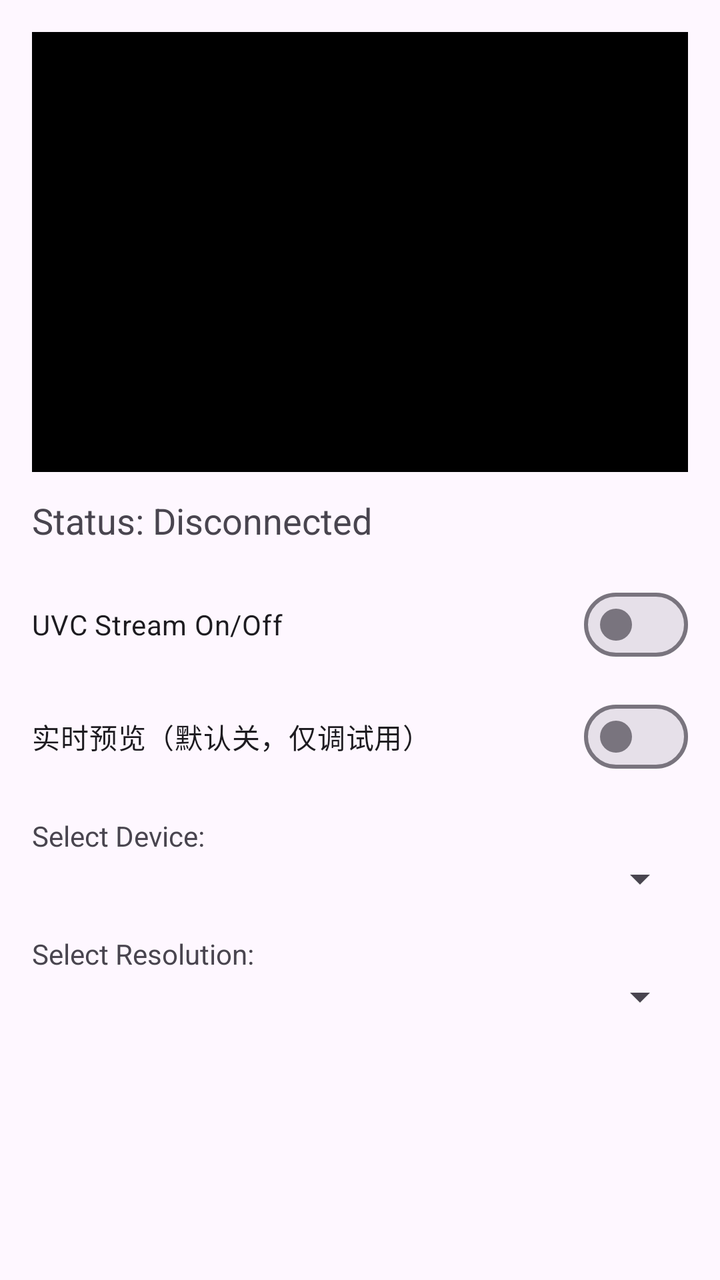
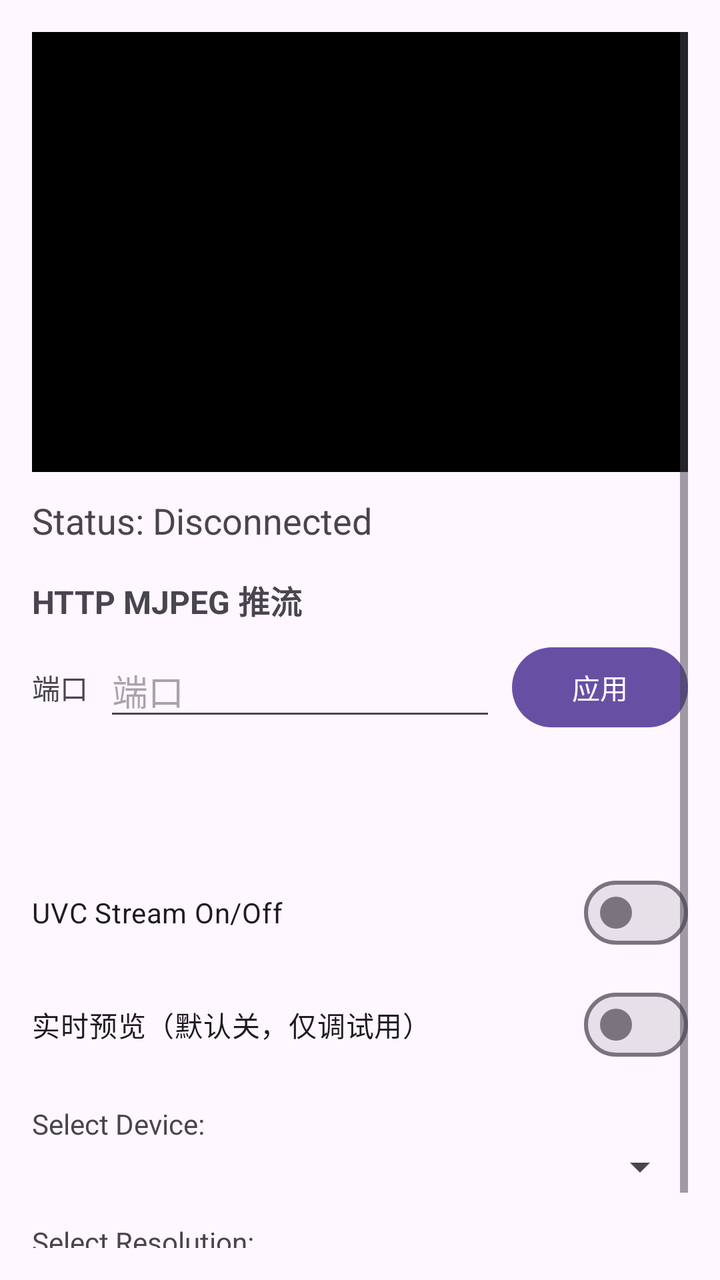

Before-and-after screenshots of an Android layout around one commit, followed by the original layout XML and the change that was made.
<!-- AndroidManifest.xml: application theme Theme.SimpleUVCStreamer -->
<!-- res/layout/activity_main.xml -->
<?xml version="1.0" encoding="utf-8"?>
<ScrollView xmlns:android="http://schemas.android.com/apk/res/android"
    android:id="@+id/main"
    android:layout_width="match_parent"
    android:layout_height="match_parent"
    android:fillViewport="true"
    android:padding="16dp">

    <LinearLayout
        android:layout_width="match_parent"
        android:layout_height="wrap_content"
        android:orientation="vertical">

        <ImageView
            android:id="@+id/imagePreview"
            android:layout_width="match_parent"
            android:layout_height="220dp"
            android:adjustViewBounds="true"
            android:background="#FF000000"
            android:contentDescription="@string/preview_content_description"
            android:scaleType="fitCenter"
            android:layout_marginBottom="12dp" />

        <TextView
            android:id="@+id/tvStatus"
            android:layout_width="match_parent"
            android:layout_height="wrap_content"
            android:text="Status: Disconnected"
            android:textSize="18sp"
            android:layout_marginBottom="16dp" />

        <com.google.android.material.materialswitch.MaterialSwitch
            android:id="@+id/switchStream"
            android:layout_width="match_parent"
            android:layout_height="wrap_content"
            android:text="UVC Stream On/Off"
            android:layout_marginBottom="8dp" />

        <com.google.android.material.materialswitch.MaterialSwitch
            android:id="@+id/switchPreview"
            android:layout_width="match_parent"
            android:layout_height="wrap_content"
            android:checked="false"
            android:text="实时预览（默认关，仅调试用）"
            android:layout_marginBottom="16dp" />

        <TextView
            android:layout_width="match_parent"
            android:layout_height="wrap_content"
            android:text="Select Device:" />

        <Spinner
            android:id="@+id/spinnerDevice"
            android:layout_width="match_parent"
            android:layout_height="wrap_content"
            android:layout_marginBottom="16dp" />

        <TextView
            android:layout_width="match_parent"
            android:layout_height="wrap_content"
            android:text="Select Resolution:" />

        <Spinner
            android:id="@+id/spinnerResolution"
            android:layout_width="match_parent"
            android:layout_height="wrap_content"
            android:layout_marginBottom="16dp" />

    </LinearLayout>
</ScrollView>
<!-- resources referenced by this layout -->
<resources>
  <string name="preview_content_description">UVC preview</string>
  <style name="Theme.SimpleUVCStreamer" parent="Base.Theme.SimpleUVCStreamer" />
  <style name="Base.Theme.SimpleUVCStreamer" parent="Theme.Material3.DayNight.NoActionBar">
          
          
      </style>
</resources>

<!-- the commit's change to res/layout/activity_main.xml (unified diff, before → after) -->
@@ -27,6 +27,63 @@
             android:layout_height="wrap_content"
             android:text="Status: Disconnected"
             android:textSize="18sp"
+            android:layout_marginBottom="16dp" />
+
+        <TextView
+            android:layout_width="match_parent"
+            android:layout_height="wrap_content"
+            android:text="@string/http_section_title"
+            android:textStyle="bold"
+            android:textSize="16sp"
+            android:layout_marginBottom="8dp" />
+
+        <LinearLayout
+            android:layout_width="match_parent"
+            android:layout_height="wrap_content"
+            android:orientation="horizontal"
+            android:gravity="center_vertical"
+            android:layout_marginBottom="8dp">
+
+            <TextView
+                android:layout_width="wrap_content"
+                android:layout_height="wrap_content"
+                android:text="@string/http_port_hint"
+                android:layout_marginEnd="8dp" />
+
+            <EditText
+                android:id="@+id/editHttpPort"
+                android:layout_width="0dp"
+                android:layout_height="wrap_content"
+                android:layout_weight="1"
+                android:inputType="number"
+                android:maxLength="5"
+                android:hint="@string/http_port_hint"
+                android:importantForAutofill="no"
+                android:imeOptions="actionDone" />
+
+            <Button
+                android:id="@+id/btnApplyHttpPort"
+                android:layout_width="wrap_content"
+                android:layout_height="wrap_content"
+                android:layout_marginStart="8dp"
+                android:text="@string/http_apply_port" />
+        </LinearLayout>
+
+        <TextView
+            android:id="@+id/tvHttpState"
+            android:layout_width="match_parent"
+            android:layout_height="wrap_content"
+            android:textSize="14sp"
+            android:layout_marginBottom="4dp" />
+
+        <TextView
+            android:id="@+id/tvHttpUrls"
+            android:layout_width="match_parent"
+            android:layout_height="wrap_content"
+            android:textIsSelectable="true"
+            android:textSize="13sp"
+            android:fontFamily="monospace"
+            android:lineSpacingExtra="2dp"
             android:layout_marginBottom="16dp" />
 
         <com.google.android.material.materialswitch.MaterialSwitch
<!-- resource entries referenced after the edit -->
@@ -1,5 +1,8 @@
 <!-- resources referenced by this layout -->
 <resources>
+  <string name="http_apply_port">应用</string>
+  <string name="http_port_hint">端口</string>
+  <string name="http_section_title">HTTP MJPEG 推流</string>
   <string name="preview_content_description">UVC preview</string>
   <style name="Theme.SimpleUVCStreamer" parent="Base.Theme.SimpleUVCStreamer" />
   <style name="Base.Theme.SimpleUVCStreamer" parent="Theme.Material3.DayNight.NoActionBar">
